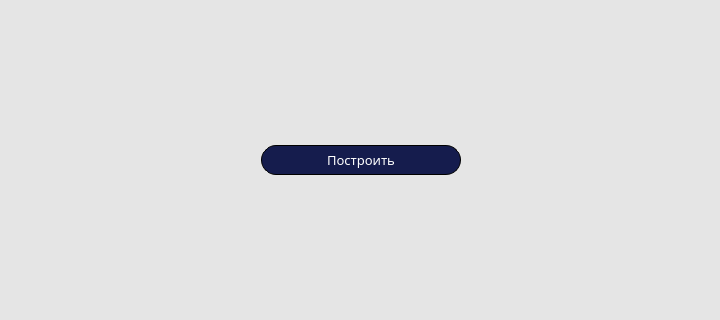
Qt form ui/main.ui (nmikolaychuk/gold-code-modulation) before a commit; both pictures show x 289 to 1009 and y 206 to 526 of the 1100 by 700 pixel window.
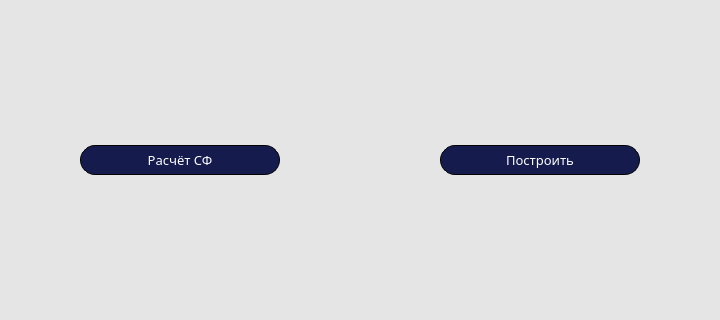
The same form after that commit. Icons and pictures are not drawn.

Patch:
```diff
--- a/ui/main.ui
+++ b/ui/main.ui
@@ -987,7 +987,7 @@
                 <property name="frameShadow">
                  <enum>QFrame::Raised</enum>
                 </property>
-                <layout class="QVBoxLayout" name="verticalLayout_11">
+                <layout class="QHBoxLayout" name="horizontalLayout_5">
                  <property name="spacing">
                   <number>0</number>
                  </property>
@@ -1003,7 +1003,38 @@
                  <property name="bottomMargin">
                   <number>0</number>
                  </property>
-                 <item alignment="Qt::AlignHCenter">
+                 <item>
+                  <widget class="QPushButton" name="calc_filters">
+                   <property name="minimumSize">
+                    <size>
+                     <width>200</width>
+                     <height>30</height>
+                    </size>
+                   </property>
+                   <property name="maximumSize">
+                    <size>
+                     <width>200</width>
+                     <height>30</height>
+                    </size>
+                   </property>
+                   <property name="font">
+                    <font>
+                     <family>Century Gothic</family>
+                     <pointsize>10</pointsize>
+                    </font>
+                   </property>
+                   <property name="styleSheet">
+                    <string notr="true">background-color: rgb(21, 28, 77);
+color: rgb(255, 255, 255);
+border: 1px solid black;
+border-radius: 15px;</string>
+                   </property>
+                   <property name="text">
+                    <string>Расчёт СФ</string>
+                   </property>
+                  </widget>
+                 </item>
+                 <item>
                   <widget class="QPushButton" name="draw_button">
                    <property name="sizePolicy">
                     <sizepolicy hsizetype="Minimum" vsizetype="Fixed">
```
